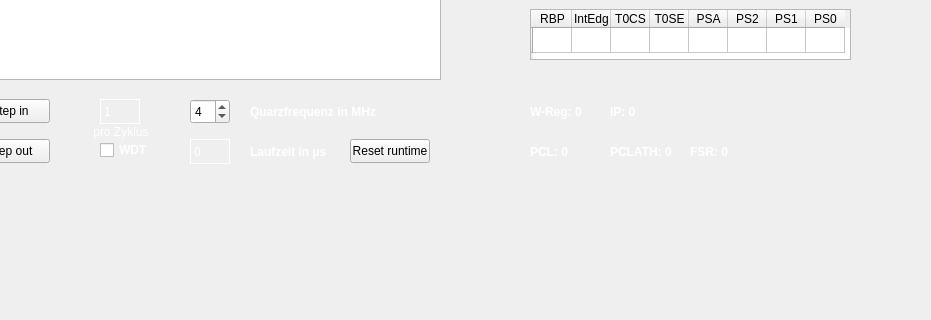
Above: PIC-Simulator/mainwindow.ui from lorenz1702/PIC-Simulator before the change; both pictures show x 180 to 1111 and y 480 to 800 of the 1500 by 800 pixel window. Below: the same form after it.
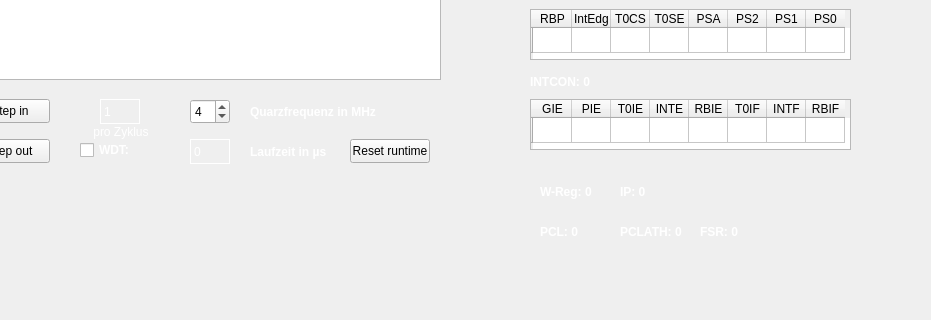
That is the form after the change.

```diff
--- a/PIC-Simulator/mainwindow.ui
+++ b/PIC-Simulator/mainwindow.ui
@@ -1250,8 +1250,8 @@
    <widget class="QLabel" name="w_register_label">
     <property name="geometry">
      <rect>
-      <x>710</x>
-      <y>560</y>
+      <x>720</x>
+      <y>640</y>
       <width>71</width>
       <height>25</height>
      </rect>
@@ -1295,8 +1295,8 @@
    <widget class="QLabel" name="ip_label">
     <property name="geometry">
      <rect>
-      <x>790</x>
-      <y>560</y>
+      <x>800</x>
+      <y>640</y>
       <width>71</width>
       <height>25</height>
      </rect>
@@ -1340,8 +1340,8 @@
    <widget class="QLabel" name="pcl_label">
     <property name="geometry">
      <rect>
-      <x>710</x>
-      <y>600</y>
+      <x>720</x>
+      <y>680</y>
       <width>71</width>
       <height>25</height>
      </rect>
@@ -1385,8 +1385,8 @@
    <widget class="QLabel" name="pclath_label">
     <property name="geometry">
      <rect>
-      <x>790</x>
-      <y>600</y>
+      <x>800</x>
+      <y>680</y>
       <width>71</width>
       <height>25</height>
      </rect>
@@ -1430,8 +1430,8 @@
    <widget class="QLabel" name="fsr_label">
     <property name="geometry">
      <rect>
-      <x>870</x>
-      <y>600</y>
+      <x>880</x>
+      <y>680</y>
       <width>71</width>
       <height>25</height>
      </rect>
@@ -1475,9 +1475,9 @@
    <widget class="QCheckBox" name="wdt_checkbox">
     <property name="geometry">
      <rect>
-      <x>280</x>
+      <x>260</x>
       <y>600</y>
-      <width>51</width>
+      <width>81</width>
       <height>22</height>
      </rect>
     </property>
@@ -1514,7 +1514,121 @@
      </font>
     </property>
     <property name="text">
-     <string>WDT</string>
+     <string>WDT: </string>
+    </property>
+   </widget>
+   <widget class="QTableWidget" name="intcon_register">
+    <property name="geometry">
+     <rect>
+      <x>710</x>
+      <y>560</y>
+      <width>321</width>
+      <height>51</height>
+     </rect>
+    </property>
+    <property name="font">
+     <font>
+      <pointsize>9</pointsize>
+     </font>
+    </property>
+    <attribute name="horizontalHeaderMinimumSectionSize">
+     <number>15</number>
+    </attribute>
+    <attribute name="horizontalHeaderDefaultSectionSize">
+     <number>39</number>
+    </attribute>
+    <attribute name="verticalHeaderDefaultSectionSize">
+     <number>25</number>
+    </attribute>
+    <row>
+     <property name="text">
+      <string/>
+     </property>
+    </row>
+    <column>
+     <property name="text">
+      <string>GIE</string>
+     </property>
+    </column>
+    <column>
+     <property name="text">
+      <string>PIE</string>
+     </property>
+    </column>
+    <column>
+     <property name="text">
+      <string>T0IE</string>
+     </property>
+    </column>
+    <column>
+     <property name="text">
+      <string>INTE</string>
+     </property>
+    </column>
+    <column>
+     <property name="text">
+      <string>RBIE</string>
+     </property>
+    </column>
+    <column>
+     <property name="text">
+      <string>T0IF</string>
+     </property>
+    </column>
+    <column>
+     <property name="text">
+      <string>INTF</string>
+     </property>
+    </column>
+    <column>
+     <property name="text">
+      <string>RBIF</string>
+     </property>
+    </column>
+   </widget>
+   <widget class="QLabel" name="intcon_register_label">
+    <property name="geometry">
+     <rect>
+      <x>710</x>
+      <y>530</y>
+      <width>81</width>
+      <height>25</height>
+     </rect>
+    </property>
+    <property name="palette">
+     <palette>
+      <active>
+       <colorrole role="WindowText">
+        <brush brushstyle="SolidPattern">
+         <color alpha="255">
+          <red>255</red>
+          <green>255</green>
+          <blue>255</blue>
+         </color>
+        </brush>
+       </colorrole>
+      </active>
+      <inactive>
+       <colorrole role="WindowText">
+        <brush brushstyle="SolidPattern">
+         <color alpha="255">
+          <red>255</red>
+          <green>255</green>
+          <blue>255</blue>
+         </color>
+        </brush>
+       </colorrole>
+      </inactive>
+      <disabled/>
+     </palette>
+    </property>
+    <property name="font">
+     <font>
+      <bold>true</bold>
+     </font>
+    </property>
+    <property name="text">
+     <string>INTCON: 0</string>
     </property>
    </widget>
   </widget>
```
